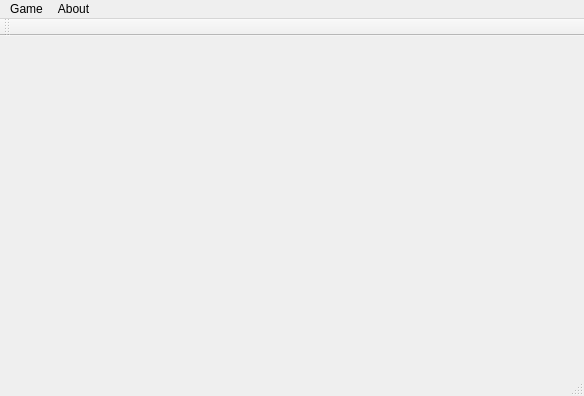
First picture: the form in mainwindow.ui, repository paulzfm/ConnectFourGUI, before the edit.
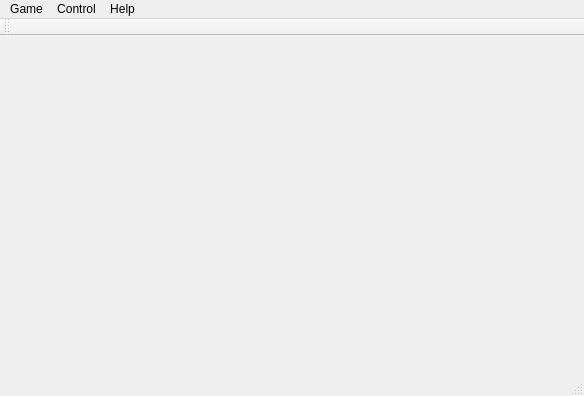
Second picture: the form after the edit.

The edit to the form file:
```diff
--- a/mainwindow.ui
+++ b/mainwindow.ui
@@ -53,13 +53,20 @@
    </widget>
    <widget class="QMenu" name="menuSettings">
     <property name="title">
-     <string>About</string>
+     <string>Control</string>
     </property>
-    <addaction name="actionDefault"/>
-    <addaction name="actionRandom"/>
+    <addaction name="actionIntervalPlus"/>
+    <addaction name="actionIntervalMinus"/>
+    <addaction name="actionIntervalReset"/>
+   </widget>
+   <widget class="QMenu" name="menuHelp">
+    <property name="title">
+     <string>Help</string>
+    </property>
    </widget>
    <addaction name="menuGame"/>
    <addaction name="menuSettings"/>
+   <addaction name="menuHelp"/>
   </widget>
   <action name="actionDefaultSetting">
    <property name="text">
```
Left out of the diff: 18 changed lines with no effect on the pictures.
